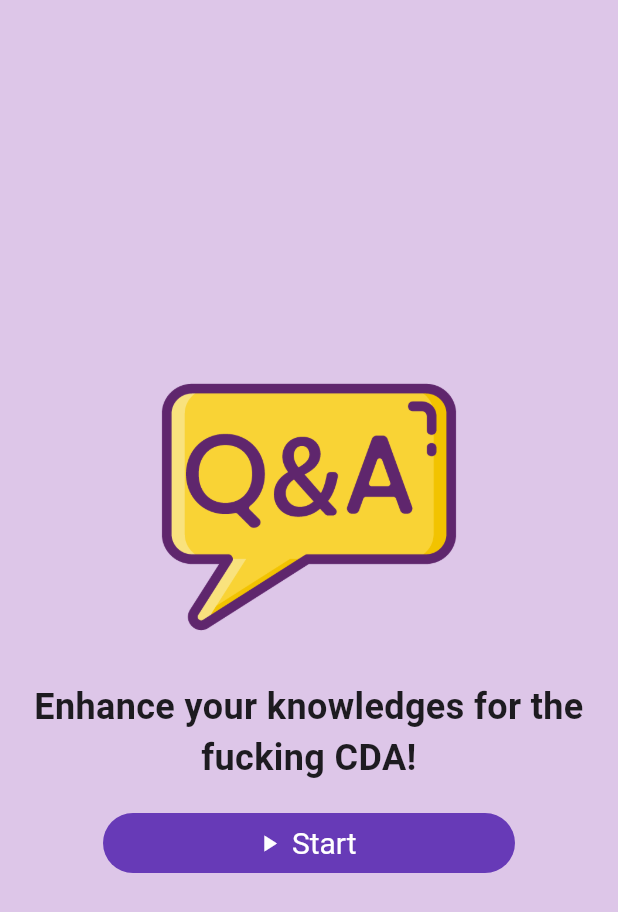
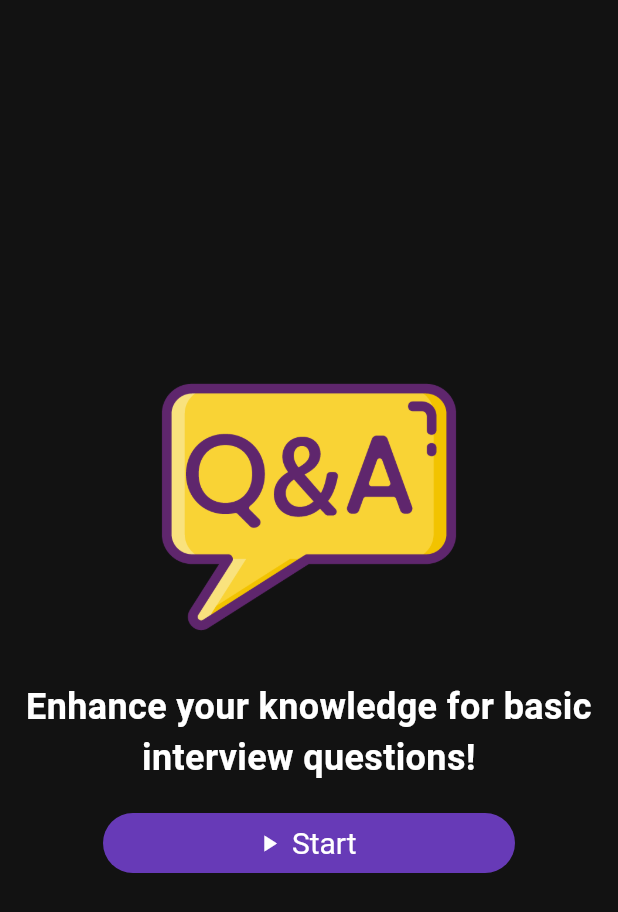
Before and after one commit to KevinLamSeck/FlutterQuizCDA, a Flutter app: the screen it shows after launch, on a phone screen of 412 x 824 dp. Shown: the top 912 px of the screen. Run offline on Flutter 3.47's test engine with Material 3 defaults, Android fonts, the phone set to English and light mode, and no system bars.

Commit message:
Refactor UI to utilize consistent text color
Update UI components to maintain consistent text color, improving visual coherence and user experience. Apply white text color to enhance legibility and aesthetics.

```diff
--- a/lib/quiz_app.dart
+++ b/lib/quiz_app.dart
@@ -85,7 +85,7 @@ class _QuizAppState extends State<QuizApp> {
       home: Scaffold(
         body: Container(
           decoration: const BoxDecoration(
-            color: Color.fromARGB(255, 221, 198, 232),
+            color: Color.fromARGB(255, 18, 18, 18),
           ),
           child: SafeArea(
             minimum: const EdgeInsets.all(16.0),
--- a/lib/screen/questions_screen.dart
+++ b/lib/screen/questions_screen.dart
@@ -56,6 +56,7 @@ class _QuestionsScreenState extends State<QuestionsScreen> {
             style: const TextStyle(
               fontSize: 24,
               fontWeight: FontWeight.bold,
+              color: Colors.white,
             ),
             textAlign: TextAlign.center,
           ),
--- a/lib/screen/results_screen.dart
+++ b/lib/screen/results_screen.dart
@@ -56,6 +56,7 @@ class ResulstsScreen extends StatelessWidget {
               style: const TextStyle(
                 fontSize: 24,
                 fontWeight: FontWeight.bold,
+                color: Colors.white,
               ),
               textAlign: TextAlign.center,
             ),
--- a/lib/screen/start_screen.dart
+++ b/lib/screen/start_screen.dart
@@ -24,10 +24,11 @@ class StartScreen extends StatelessWidget {
         ),
         // Text
         const Text(
-          'Enhance your knowledges for the fucking CDA!',
+          'Enhance your knowledge for basic interview questions!',
           style: TextStyle(
             fontSize: 24,
             fontWeight: FontWeight.bold,
+            color: Colors.white,
           ),
           textAlign: TextAlign.center,
         ),
--- a/lib/widget/questions_summary.dart
+++ b/lib/widget/questions_summary.dart
@@ -42,6 +42,7 @@ class QuestionsSummary extends StatelessWidget {
                       style: const TextStyle(
                         fontSize: 18,
                         fontWeight: FontWeight.bold,
+                        color: Colors.white,
                       ),
                     ),
                     Text(
```
